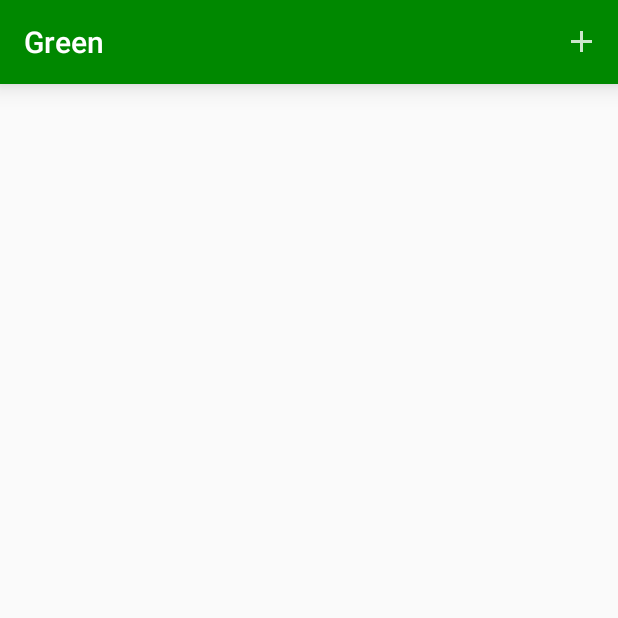
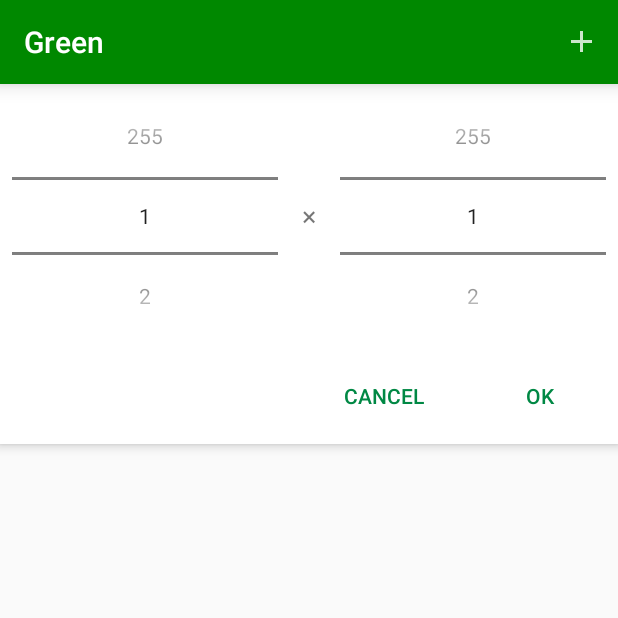
Before and after one commit to hdrodz/green-android, an Android app: the screen it shows after launch (LandingActivity), on a phone screen of 412 x 824 dp, the top half of it. Run offline under Robolectric (Android 15) with nearby library versions, the phone set to English and light mode, and no system bars; 1 statement that could not run was skipped.

Commit message:
Preparation for GitHub upload

```diff
--- a/Green2/app/src/main/java/com/hctord/green/LandingActivity.java
+++ b/Green2/app/src/main/java/com/hctord/green/LandingActivity.java
@@ -12,6 +12,7 @@ import android.view.Menu;
 import android.view.MenuItem;
 import android.view.View;
 import android.view.Window;
+import android.widget.NumberPicker;
 
 import com.hctord.green.adapters.PixelArtRecyclerAdapter;
 import com.hctord.green.document.DocumentManager;
@@ -64,6 +65,14 @@ public class LandingActivity
         adapter = new PixelArtAdapter(this, null, onFinishCallback, this);
         gridView.setAdapter(adapter);
         */
+
+        NumberPicker widthPicker = (NumberPicker)findViewById(R.id.width_picker);
+        NumberPicker heightPicker = (NumberPicker)findViewById(R.id.height_picker);
+
+        widthPicker.setMinValue(1);
+        widthPicker.setMaxValue(255);
+        heightPicker.setMinValue(1);
+        heightPicker.setMaxValue(255);
 
         setupToolbar();
     }
--- a/Green2/app/src/main/java/com/hctord/green/SmallEditorFragment.java
+++ b/Green2/app/src/main/java/com/hctord/green/SmallEditorFragment.java
@@ -3,11 +3,12 @@ package com.hctord.green;
 import android.content.res.Resources;
 import android.os.Build;
 import android.os.Bundle;
+import android.support.v7.widget.PopupMenu;
 import android.view.LayoutInflater;
 import android.view.MenuItem;
 import android.view.View;
-import android.support.v7.widget.PopupMenu;
 import android.view.ViewGroup;
+import android.view.animation.Animation;
 import android.widget.AdapterView;
 import android.widget.ImageButton;
 import android.widget.ListView;
@@ -65,6 +66,8 @@ public class SmallEditorFragment
     private PopupWindow paletteWindow;
     private ColorPickerPopupWindow colorPopupWindow;
     private PaletteAdapter paletteAdapter;
+    private Animation paletteFlyOutAnimation;
+    private Animation paletteFlyInAnimation;
 
     private PopupMenu.OnMenuItemClickListener toolboxListener = new PopupMenu.OnMenuItemClickListener() {
         @Override
--- a/Green2/app/src/main/res/layout/activity_landing.xml
+++ b/Green2/app/src/main/res/layout/activity_landing.xml
@@ -1,6 +1,5 @@
 <RelativeLayout xmlns:android="http://schemas.android.com/apk/res/android"
     xmlns:tools="http://schemas.android.com/tools"
-    xmlns:app="http://schemas.android.com/apk/res-auto"
     android:layout_width="match_parent"
     android:layout_height="match_parent"
     tools:context="com.hctord.green.LandingActivity">
@@ -11,7 +10,7 @@
         android:layout_height="wrap_content"
         android:minHeight="?attr/actionBarSize"
         android:background="?attr/colorPrimary"
-        android:elevation="10dp">
+        android:elevation="8dp">
 
         <RelativeLayout
             android:layout_width="match_parent"
@@ -28,6 +27,66 @@
         </RelativeLayout>
 
     </android.support.v7.widget.Toolbar>
+
+    <RelativeLayout
+        android:id="@+id/new_document_panel"
+        android:layout_width="match_parent"
+        android:layout_height="240dp"
+        android:layout_below="@id/toolbar"
+        android:background="#FFF"
+        android:elevation="4dp"
+        android:orientation="vertical">
+        <Button
+            style="?attr/borderlessButtonStyle"
+            android:id="@+id/ok"
+            android:layout_width="wrap_content"
+            android:layout_height="48dp"
+            android:layout_alignParentBottom="true"
+            android:layout_alignParentRight="true"
+            android:layout_alignParentEnd="true"
+            android:layout_margin="8dp"
+            android:text="@string/ok"
+            android:textColor="?attr/colorAccent"/>
+        <Button
+            style="?attr/borderlessButtonStyle"
+            android:id="@+id/cancel"
+            android:layout_width="wrap_content"
+            android:layout_height="48dp"
+            android:layout_alignParentBottom="true"
+            android:layout_toLeftOf="@id/ok"
+            android:layout_toStartOf="@id/ok"
+            android:layout_margin="8dp"
+            android:text="@string/cancel"
+            android:textColor="?attr/colorAccent"/>
+        <LinearLayout
+            android:layout_width="match_parent"
+            android:layout_height="match_parent"
+            android:layout_above="@id/ok"
+            android:orientation="horizontal">
+            <NumberPicker
+                android:id="@+id/width_picker"
+                android:layout_width="0dp"
+                android:layout_height="match_parent"
+                android:layout_weight="1"
+                android:layout_margin="8dp"/>
+            <TextView
+                android:layout_width="wrap_content"
+                android:layout_height="wrap_content"
+                android:layout_gravity="center"
+                android:layout_margin="8dp"
+                android:gravity="center"
+                android:text="@string/mult_sign"
+                android:textSize="18sp"
+                />
+            <NumberPicker
+                android:id="@+id/height_picker"
+                android:layout_width="0dp"
+                android:layout_height="match_parent"
+                android:layout_weight="1"
+                android:layout_margin="8dp"
+                />
+        </LinearLayout>
+    </RelativeLayout>
 
     <!--
     <TextView
--- /dev/null
+++ b/Green2/app/src/main/res/layout/activity_nu_editor.xml
@@ -0,0 +1,6 @@
+<?xml version="1.0" encoding="utf-8"?>
+<LinearLayout xmlns:android="http://schemas.android.com/apk/res/android"
+    android:orientation="vertical" android:layout_width="match_parent"
+    android:layout_height="match_parent">
+
+</LinearLayout>
--- a/Green2/app/src/main/res/values/strings.xml
+++ b/Green2/app/src/main/res/values/strings.xml
@@ -2,6 +2,7 @@
 <resources>
 
     <string name="app_name">Green</string>
+    <string name="mult_sign" translatable="false">×</string>
     <string name="hello_world">Hello world!</string>
     <string name="action_settings">Settings</string>
     <string name="action_tools">Tools</string>
--- a/Green2/build.gradle
+++ b/Green2/build.gradle
@@ -5,7 +5,7 @@ buildscript {
         jcenter()
     }
     dependencies {
-        classpath 'com.android.tools.build:gradle:1.2.3'
+        classpath 'com.android.tools.build:gradle:2.1.0'
 
         // NOTE: Do not place your application dependencies here; they belong
         // in the individual module build.gradle files
--- a/Green2/gradle.properties
+++ b/Green2/gradle.properties
@@ -16,3 +16,4 @@
 # This option should only be used with decoupled projects. More details, visit
 # http://www.gradle.org/docs/current/userguide/multi_project_builds.html#sec:decoupled_projects
 # org.gradle.parallel=true
+com.android.build.gradle.overridePathCheck=true
```
Also changed, not shown: Green2/app/src/main/java/com/hctord/green/EditorActivity.java (+24 -11 lines), Green2/gradle/wrapper/gradle-wrapper.properties, 1 other file.
